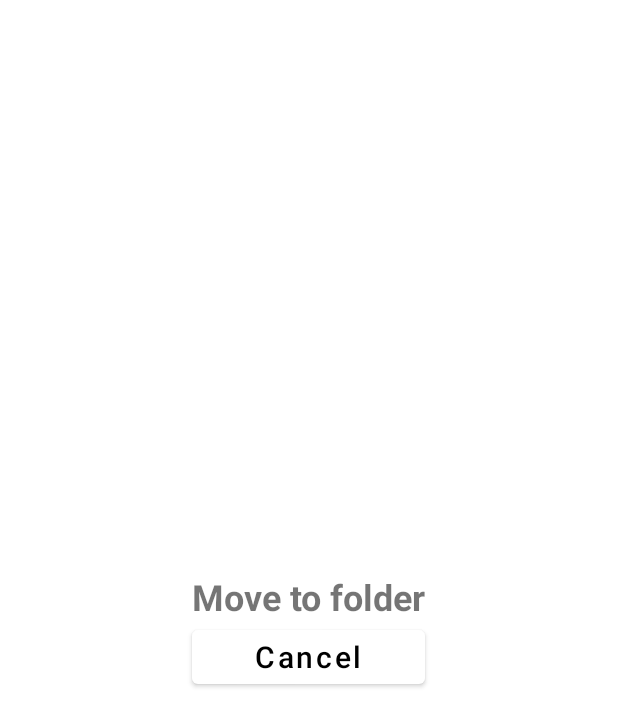
After one commit to ascorbic1230/Gallery, an Android app: the layout form_move_to_folder.xml on its own in the app's theme, with its tools: preview values and no code run, on a phone screen of 412 x 824 dp. The commit adds this screen. Shown: the top 726 px of the screen. Run offline under Robolectric (Android 15) with nearby library versions, the phone set to English and light mode, and no system bars.

Commit message:
v.1.6.3 - Di chuyển ảnh giữa các Folder. Có Trash Folder để chứa rác.

```diff
--- /dev/null
+++ b/app/src/main/res/layout/form_move_to_folder.xml
@@ -0,0 +1,47 @@
+<TableLayout xmlns:android="http://schemas.android.com/apk/res/android"
+    android:layout_width="match_parent"
+    android:layout_height="match_parent"
+    android:layout_gravity="center"
+    android:gravity="center"
+    android:paddingTop="20dp"
+    android:textAlignment="center">
+
+    <TableRow
+        android:layout_width="match_parent"
+        android:layout_height="match_parent"
+        android:gravity="center_horizontal"
+        android:orientation="horizontal">
+
+        <TextView
+            android:layout_width="match_parent"
+            android:layout_height="match_parent"
+            android:gravity="center"
+            android:text="Move to folder"
+            android:textSize="24sp"
+            android:textStyle="bold" />
+    </TableRow>
+
+    <TableRow
+        android:layout_width="match_parent"
+        android:layout_height="match_parent"
+        android:gravity="center_horizontal"
+        android:orientation="horizontal">
+
+        <ListView
+            android:id="@+id/formListView"
+            android:layout_width="match_parent"
+            android:layout_height="match_parent" />
+    </TableRow>
+
+    <TableRow android:gravity="center_horizontal">
+
+        <Button
+            android:id="@+id/formCancelButton"
+            android:layout_width="match_parent"
+            android:layout_height="wrap_content"
+            android:gravity="center_horizontal"
+            android:text="Cancel"
+            android:textAllCaps="false"
+            android:textSize="20sp" />
+    </TableRow>
+</TableLayout>
--- a/app/src/main/res/layout/import_image_url.xml
+++ b/app/src/main/res/layout/form_new_folder.xml
@@ -13,15 +13,15 @@
         android:orientation="horizontal">
 
         <EditText
-            android:id="@+id/urlEditText"
-            android:hint="Input Your Image Url Here"
+            android:id="@+id/formEditText"
+            android:hint="Input Here"
             android:inputType="text" />
     </TableRow>
 
     <TableRow android:gravity="center_horizontal">
 
         <Button
-            android:id="@+id/confirmUrlButton"
+            android:id="@+id/formCancelButton"
             android:layout_width="match_parent"
             android:layout_height="wrap_content"
             android:gravity="center_horizontal"
```
Also changed, not shown: app/src/main/java/com/example/Gallery07/Fragment2.java (+17 -37 lines), app/src/main/java/com/example/Gallery07/FullscreenImgActivity.java (+105 -2 lines), app/src/main/java/com/example/Gallery07/ImagesManager.java (+61 -6 lines), app/src/main/res/layout/fullscreen_img.xml (+4 -4 lines), 1 other file.
